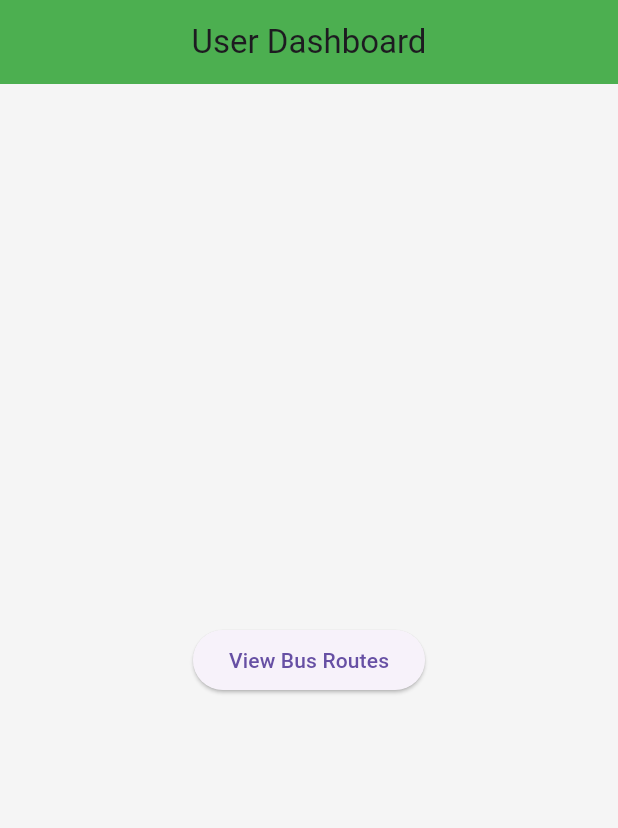
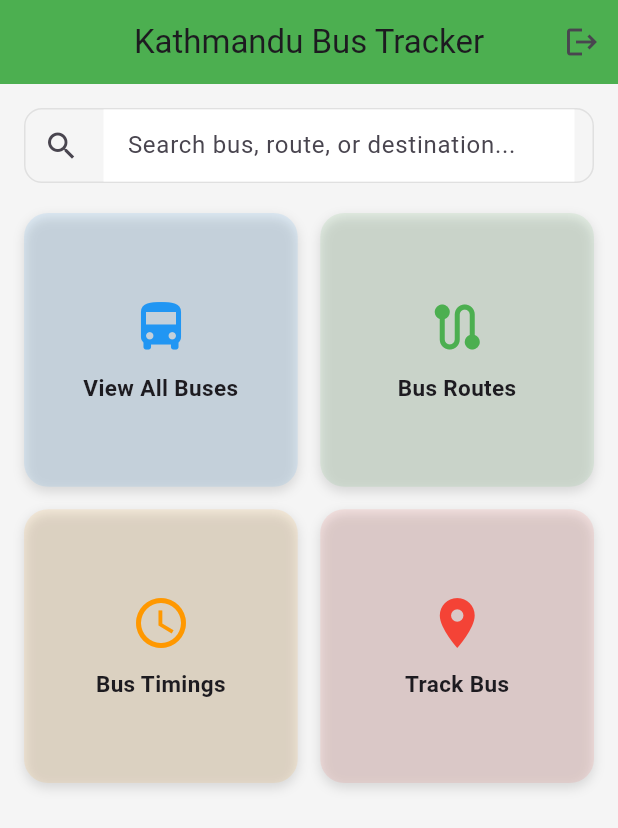
Before and after one commit to madhusudanbhandari/ktm-pbs, a Flutter app: the UserHomeScreen screen opened directly, on a phone screen of 412 x 824 dp. Shown: the top 828 px of the screen. Run offline on Flutter 3.47's test engine with Material 3 defaults, Android fonts, the phone set to English and light mode, and no system bars; our stand-ins replace shared_preferences; accounts and stored records are empty.

Commit message:
user screen update

```diff
--- a/flutter_application_1/lib/screens/user/home_screen.dart
+++ b/flutter_application_1/lib/screens/user/home_screen.dart
@@ -1,22 +1,153 @@
 import 'package:flutter/material.dart';
-//import 'route_list_screen.dart';
+import 'package:shared_preferences/shared_preferences.dart';
+import '../auth/login_screen.dart';
 
-class UserHomeScreen extends StatelessWidget {
+class UserHomeScreen extends StatefulWidget {
   const UserHomeScreen({super.key});
+
+  @override
+  State<UserHomeScreen> createState() => _UserHomeScreenState();
+}
+
+class _UserHomeScreenState extends State<UserHomeScreen> {
+  final searchController = TextEditingController();
+
+  Future<void> logout() async {
+    final prefs = await SharedPreferences.getInstance();
+    await prefs.clear();
+
+    Navigator.pushAndRemoveUntil(
+      context,
+      MaterialPageRoute(builder: (_) => const LoginScreen()),
+      (route) => false,
+    );
+  }
+
+  Widget featureCard({
+    required IconData icon,
+    required String title,
+    required VoidCallback onTap,
+    Color color = Colors.blue,
+  }) {
+    return InkWell(
+      onTap: onTap,
+      borderRadius: BorderRadius.circular(16),
+      child: Container(
+        padding: const EdgeInsets.all(18),
+        decoration: BoxDecoration(
+          borderRadius: BorderRadius.circular(16),
+          color: color.withOpacity(0.1),
+          boxShadow: [
+            BoxShadow(
+              color: Colors.black12,
+              blurRadius: 6,
+              offset: const Offset(0, 3),
+            ),
+          ],
+        ),
+        child: Column(
+          mainAxisAlignment: MainAxisAlignment.center,
+          children: [
+            Icon(icon, size: 40, color: color),
+            const SizedBox(height: 10),
+            Text(
+              title,
+              textAlign: TextAlign.center,
+              style: const TextStyle(fontSize: 15, fontWeight: FontWeight.w600),
+            ),
+          ],
+        ),
+      ),
+    );
+  }
+
+  void onSearch() {
+    String query = searchController.text.trim();
+    if (query.isEmpty) {
+      ScaffoldMessenger.of(
+        context,
+      ).showSnackBar(const SnackBar(content: Text("Enter bus name or route")));
+      return;
+    }
+
+    // TODO: Connect with your search API
+    ScaffoldMessenger.of(
+      context,
+    ).showSnackBar(SnackBar(content: Text("Searching for: $query")));
+  }
 
   @override
   Widget build(BuildContext context) {
     return Scaffold(
-      appBar: AppBar(title: const Text("User Dashboard")),
-      body: Center(
-        child: ElevatedButton(
-          child: const Text("View Bus Routes"),
-          onPressed: () {
-            // Navigator.push(
-            //   context,
-            //   MaterialPageRoute(builder: (_) => const RouteListScreen()),
-            // );
-          },
+      appBar: AppBar(
+        title: const Text("Kathmandu Bus Tracker"),
+        actions: [
+          IconButton(icon: const Icon(Icons.logout), onPressed: logout),
+        ],
+      ),
+      body: Padding(
+        padding: const EdgeInsets.all(16),
+        child: Column(
+          children: [
+            // 🔍 Search Bar
+            Container(
+              padding: const EdgeInsets.symmetric(horizontal: 12),
+              decoration: BoxDecoration(
+                borderRadius: BorderRadius.circular(12),
+                border: Border.all(color: Colors.grey.shade300),
+              ),
+              child: TextField(
+                controller: searchController,
+                decoration: const InputDecoration(
+                  hintText: "Search bus, route, or destination...",
+                  border: InputBorder.none,
+                  icon: Icon(Icons.search),
+                ),
+                onSubmitted: (_) => onSearch(),
+              ),
+            ),
+
+            const SizedBox(height: 20),
+
+            // 🚌 Feature Grid
+            Expanded(
+              child: GridView.count(
+                crossAxisCount: 2,
+                crossAxisSpacing: 15,
+                mainAxisSpacing: 15,
+                children: [
+                  featureCard(
+                    icon: Icons.directions_bus,
+                    title: "View All Buses",
+                    color: Colors.blue,
+                    onTap: () {
+                      // TODO: Navigate to Bus List Screen
+                    },
+                  ),
+                  featureCard(
+                    icon: Icons.route,
+                    title: "Bus Routes",
+                    color: Colors.green,
+                    onTap: () {
+                      // TODO: Navigate to Route List Screen
+                    },
+                  ),
+                  featureCard(
+                    icon: Icons.access_time,
+                    title: "Bus Timings",
+                    color: Colors.orange,
+                    onTap: () {},
+                  ),
+                  featureCard(
+                    icon: Icons.location_on,
+                    title: "Track Bus",
+                    color: Colors.red,
+                    onTap: () {},
+                  ),
+                ],
+              ),
+            ),
+          ],
         ),
       ),
     );
```
